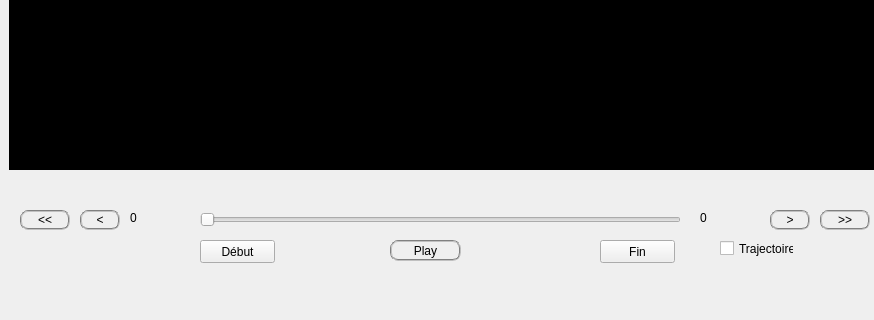
Above: decter/mainwindow.ui from bigflower123/PFE before the change; both pictures show x 0 to 874 and y 386 to 706 of the 1185 by 706 pixel window. Below: the same form after it.
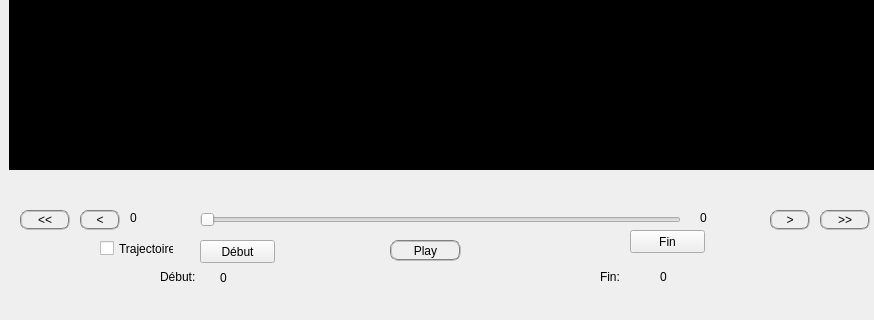
That is the form after the change. Custom widgets are drawn as their Qt base class.

The edit to the form file:
```diff
--- a/decter/mainwindow.ui
+++ b/decter/mainwindow.ui
@@ -139,8 +139,8 @@
    <widget class="QPushButton" name="finButton">
     <property name="geometry">
      <rect>
-      <x>600</x>
-      <y>590</y>
+      <x>630</x>
+      <y>580</y>
       <width>75</width>
       <height>23</height>
      </rect>
@@ -152,7 +152,7 @@
    <widget class="QCheckBox" name="trajectoirecheckBox">
     <property name="geometry">
      <rect>
-      <x>720</x>
+      <x>100</x>
       <y>590</y>
       <width>74</width>
       <height>17</height>
@@ -357,6 +357,58 @@
      </rect>
     </property>
    </widget>
+   <widget class="QLabel" name="label_4">
+    <property name="geometry">
+     <rect>
+      <x>160</x>
+      <y>620</y>
+      <width>46</width>
+      <height>13</height>
+     </rect>
+    </property>
+    <property name="text">
+     <string>Début:</string>
+    </property>
+   </widget>
+   <widget class="QLabel" name="debutLabel">
+    <property name="geometry">
+     <rect>
+      <x>220</x>
+      <y>620</y>
+      <width>71</width>
+      <height>16</height>
+     </rect>
+    </property>
+    <property name="text">
+     <string>0</string>
+    </property>
+   </widget>
+   <widget class="QLabel" name="label_5">
+    <property name="geometry">
+     <rect>
+      <x>600</x>
+      <y>620</y>
+      <width>46</width>
+      <height>13</height>
+     </rect>
+    </property>
+    <property name="text">
+     <string>Fin:</string>
+    </property>
+   </widget>
+   <widget class="QLabel" name="finLabel">
+    <property name="geometry">
+     <rect>
+      <x>660</x>
+      <y>620</y>
+      <width>46</width>
+      <height>13</height>
+     </rect>
+    </property>
+    <property name="text">
+     <string>0</string>
+    </property>
+   </widget>
   </widget>
   <widget class="QMenuBar" name="menuBar">
    <property name="geometry">
```
